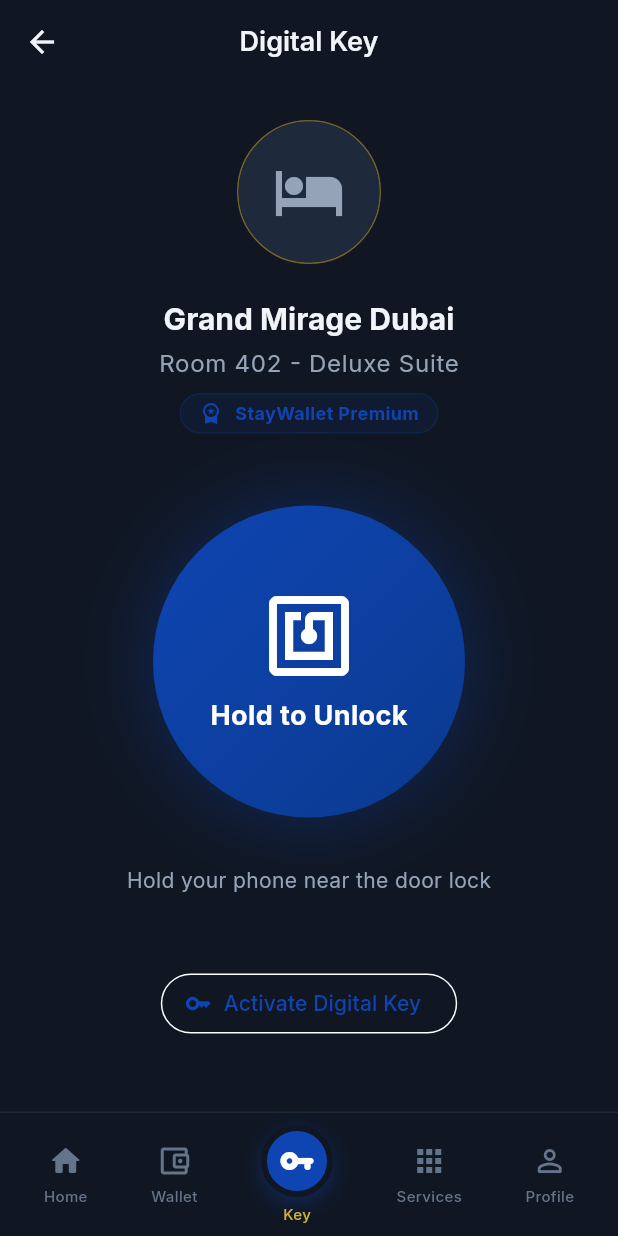
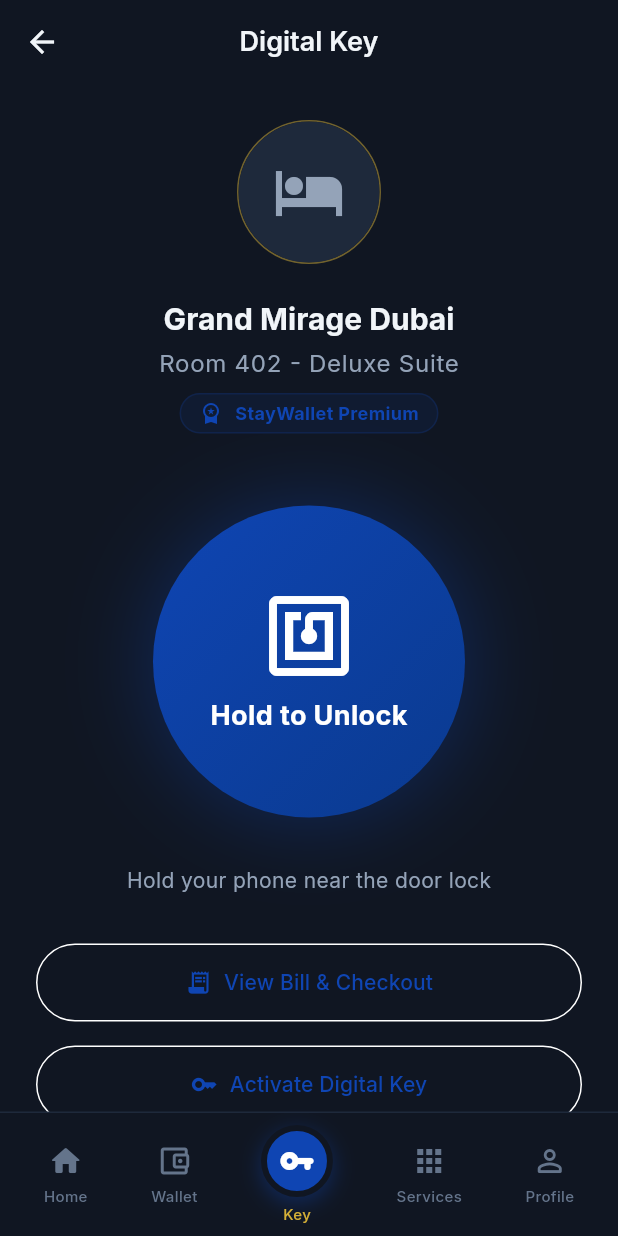
Before and after one commit to HasanSRTDMR/StayWalletFirst, a Flutter app: the DigitalKeyDetailsScreen screen opened by its route, on a phone screen of 412 x 824 dp. Run offline on Flutter 3.47's test engine with Material 3 defaults, Android fonts, the phone set to English and light mode, and no system bars; our stand-ins replace go_router, google_fonts; network calls fail.

Commit message:
Add various navigation links and UI tweaks
Expose additional navigation and improve some UI elements across screens:

- Dashboard: added 'View Spa Offers' button to the spa booking dialog (navigates to merchantOffers).
- Profile: added new profile tiles for E-Visa Services, Currency Exchange, and Checkout & Bill.
- Digital Key Details: added a full-width 'View Bill & Checkout' outlined button above the 'Activate Digital Key' button and increased button padding for better touch targets.
- Integrated Travel Hub & Travel Services: added Uber connected-account chips that navigate to connectAccount/uber.
- Wallet: added 'Trip Itinerary' and 'Loyalty & Rewards' list items linking to their respective routes.

These changes surface more actions and third-party connections and improve checkout/accessibility flows for users.

```diff
--- a/lib/features/travel/presentation/screens/digital_key_details_screen.dart
+++ b/lib/features/travel/presentation/screens/digital_key_details_screen.dart
@@ -118,11 +118,29 @@ class DigitalKeyDetailsScreen extends StatelessWidget {
                     'Hold your phone near the door lock',
                     style: Theme.of(context).textTheme.bodyMedium,
                   ),
-                  const SizedBox(height: 48),
-                  OutlinedButton.icon(
-                    onPressed: () => context.go(AppRoutes.identityVerification),
-                    icon: const Icon(Icons.key),
-                    label: const Text('Activate Digital Key'),
+                  const SizedBox(height: 32),
+                  SizedBox(
+                    width: double.infinity,
+                    child: OutlinedButton.icon(
+                      onPressed: () => context.push(AppRoutes.checkoutBill),
+                      icon: const Icon(Icons.receipt_long),
+                      label: const Text('View Bill & Checkout'),
+                      style: OutlinedButton.styleFrom(
+                        padding: const EdgeInsets.symmetric(vertical: 16),
+                      ),
+                    ),
+                  ),
+                  const SizedBox(height: 16),
+                  SizedBox(
+                    width: double.infinity,
+                    child: OutlinedButton.icon(
+                      onPressed: () => context.go(AppRoutes.identityVerification),
+                      icon: const Icon(Icons.key),
+                      label: const Text('Activate Digital Key'),
+                      style: OutlinedButton.styleFrom(
+                        padding: const EdgeInsets.symmetric(vertical: 16),
+                      ),
+                    ),
                   ),
                 ],
               ),
```
Also changed, not shown: lib/features/dashboard/presentation/screens/dashboard_screen.dart (+7 -0 lines), lib/features/marketplace/presentation/screens/profile_screen.dart (+15 -0 lines), lib/features/travel/presentation/screens/integrated_travel_hub_screen.dart (+11 -0 lines), lib/features/travel/presentation/screens/travel_services_screen.dart (+7 -0 lines), lib/features/wallet/presentation/screens/wallet_screen.dart (+22 -0 lines).
